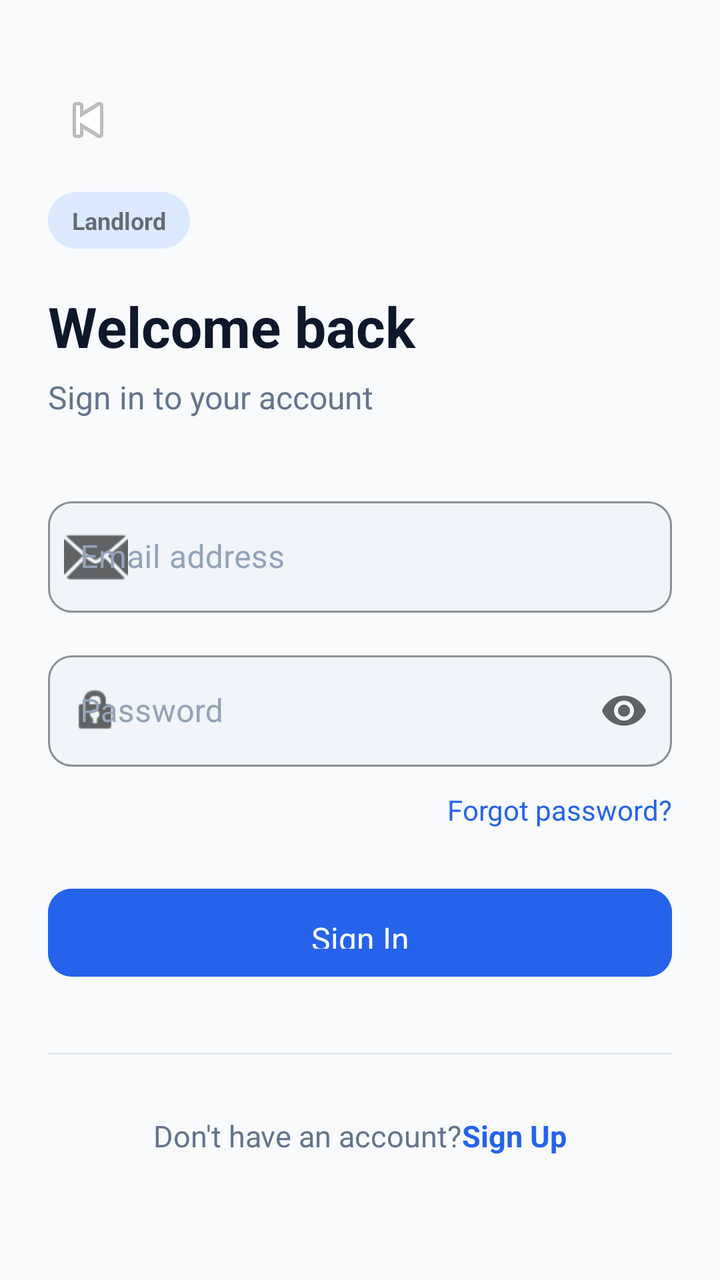
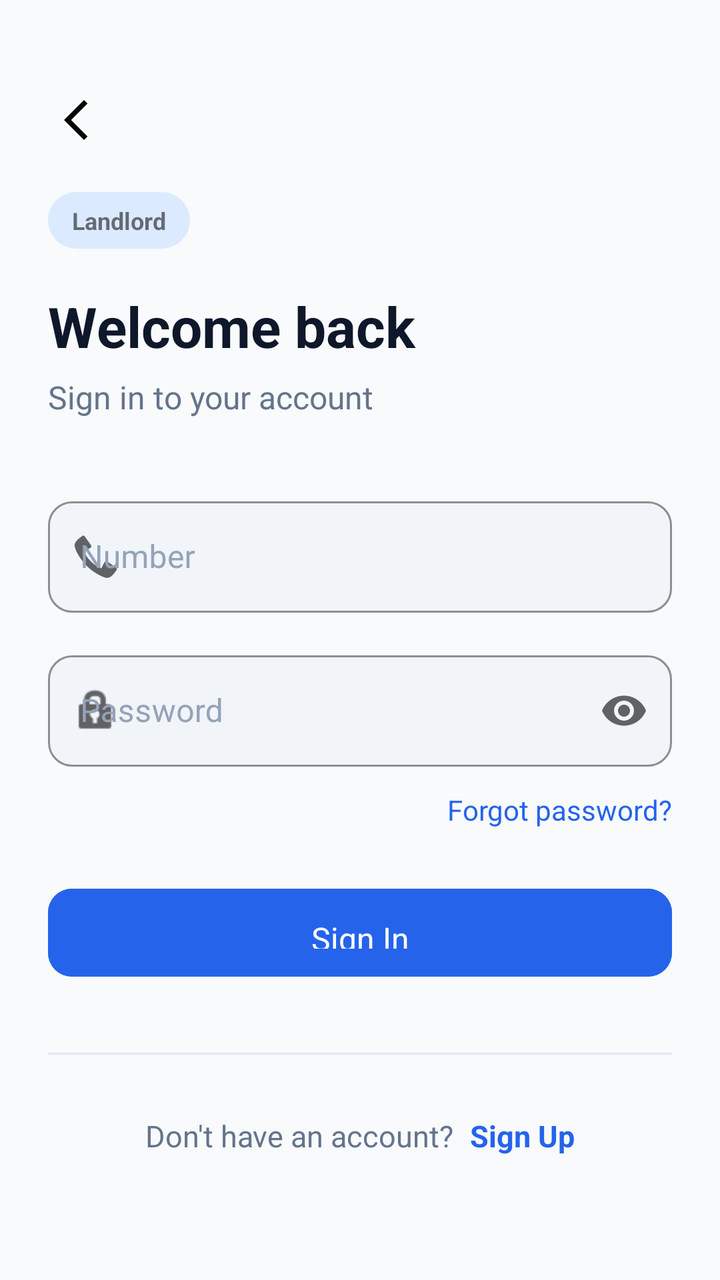

An Android layout rendered at two revisions. The XML below is the earlier revision; the diff shows what the commit changed to produce the second picture.
<!-- AndroidManifest.xml: application theme Theme.HomeSweetHome -->
<!-- res/layout/activity_login.xml -->
<?xml version="1.0" encoding="utf-8"?>
<ScrollView
    xmlns:android="http://schemas.android.com/apk/res/android"
    xmlns:app="http://schemas.android.com/apk/res-auto"
    android:layout_width="match_parent"
    android:layout_height="match_parent"
    android:background="@color/background"
    android:fillViewport="true">

    <androidx.constraintlayout.widget.ConstraintLayout
        android:layout_width="match_parent"
        android:layout_height="wrap_content"
        android:padding="24dp">

        
        <ImageButton
            android:id="@+id/btn_back"
            android:layout_width="40dp"
            android:layout_height="40dp"
            android:src="@android:drawable/ic_media_previous"
            android:background="?attr/selectableItemBackgroundBorderless"
            android:contentDescription="Back"
            app:layout_constraintStart_toStartOf="parent"
            app:layout_constraintTop_toTopOf="parent"
            android:layout_marginTop="16dp"/>

        
        <TextView
            android:id="@+id/tv_role_badge"
            android:layout_width="wrap_content"
            android:layout_height="wrap_content"
            android:text="Landlord"
            android:textSize="12sp"
            android:textStyle="bold"
            android:paddingHorizontal="12dp"
            android:paddingVertical="6dp"
            android:background="@drawable/bg_role_badge"
            android:layout_marginTop="16dp"
            app:layout_constraintStart_toStartOf="parent"
            app:layout_constraintTop_toBottomOf="@id/btn_back"/>

        
        <TextView
            android:id="@+id/tv_title"
            android:layout_width="0dp"
            android:layout_height="wrap_content"
            android:text="@string/login_title"
            android:textColor="@color/text_primary"
            android:textSize="28sp"
            android:textStyle="bold"
            android:layout_marginTop="20dp"
            app:layout_constraintEnd_toEndOf="parent"
            app:layout_constraintStart_toStartOf="parent"
            app:layout_constraintTop_toBottomOf="@id/tv_role_badge"/>

        <TextView
            android:id="@+id/tv_subtitle"
            android:layout_width="0dp"
            android:layout_height="wrap_content"
            android:text="@string/login_subtitle"
            android:textColor="@color/text_secondary"
            android:textSize="16sp"
            android:layout_marginTop="6dp"
            app:layout_constraintEnd_toEndOf="parent"
            app:layout_constraintStart_toStartOf="parent"
            app:layout_constraintTop_toBottomOf="@id/tv_title"/>

        
        <com.google.android.material.textfield.TextInputLayout
            android:id="@+id/til_email"
            style="@style/Widget.HomeSweetHome.TextInputLayout"
            android:layout_width="0dp"
            android:layout_height="wrap_content"
            android:hint="@string/email_hint"
            android:layout_marginTop="36dp"
            app:startIconDrawable="@android:drawable/ic_dialog_email"
            app:layout_constraintEnd_toEndOf="parent"
            app:layout_constraintStart_toStartOf="parent"
            app:layout_constraintTop_toBottomOf="@id/tv_subtitle">

            <com.google.android.material.textfield.TextInputEditText
                android:id="@+id/et_email"
                android:layout_width="match_parent"
                android:layout_height="wrap_content"
                android:inputType="textEmailAddress"
                android:imeOptions="actionNext"
                android:singleLine="true"/>
        </com.google.android.material.textfield.TextInputLayout>

        
        <com.google.android.material.textfield.TextInputLayout
            android:id="@+id/til_password"
            style="@style/Widget.HomeSweetHome.TextInputLayout"
            android:layout_width="0dp"
            android:layout_height="wrap_content"
            android:hint="@string/password_hint"
            android:layout_marginTop="16dp"
            app:startIconDrawable="@android:drawable/ic_lock_idle_lock"
            app:endIconMode="password_toggle"
            app:layout_constraintEnd_toEndOf="parent"
            app:layout_constraintStart_toStartOf="parent"
            app:layout_constraintTop_toBottomOf="@id/til_email">

            <com.google.android.material.textfield.TextInputEditText
                android:id="@+id/et_password"
                android:layout_width="match_parent"
                android:layout_height="wrap_content"
                android:inputType="textPassword"
                android:imeOptions="actionDone"
                android:singleLine="true"/>
        </com.google.android.material.textfield.TextInputLayout>

        
        <TextView
            android:id="@+id/tv_forgot"
            android:layout_width="wrap_content"
            android:layout_height="wrap_content"
            android:text="@string/forgot_password"
            android:textColor="@color/primary"
            android:textSize="14sp"
            android:layout_marginTop="12dp"
            android:clickable="true"
            android:focusable="true"
            app:layout_constraintEnd_toEndOf="parent"
            app:layout_constraintTop_toBottomOf="@id/til_password"/>

        
        <com.google.android.material.button.MaterialButton
            android:id="@+id/btn_login"
            style="@style/Widget.HomeSweetHome.Button.Primary"
            android:layout_width="0dp"
            android:layout_height="56dp"
            android:text="@string/btn_login"
            android:layout_marginTop="24dp"
            app:layout_constraintEnd_toEndOf="parent"
            app:layout_constraintStart_toStartOf="parent"
            app:layout_constraintTop_toBottomOf="@id/tv_forgot"/>

        
        <ProgressBar
            android:id="@+id/progress_bar"
            android:layout_width="wrap_content"
            android:layout_height="wrap_content"
            android:visibility="gone"
            app:layout_constraintEnd_toEndOf="parent"
            app:layout_constraintStart_toStartOf="parent"
            app:layout_constraintTop_toBottomOf="@id/btn_login"
            android:layout_marginTop="8dp"/>

        
        <View
            android:id="@+id/divider"
            android:layout_width="0dp"
            android:layout_height="1dp"
            android:background="@color/divider"
            android:layout_marginTop="32dp"
            app:layout_constraintEnd_toEndOf="parent"
            app:layout_constraintStart_toStartOf="parent"
            app:layout_constraintTop_toBottomOf="@id/progress_bar"/>

        
        <LinearLayout
            android:layout_width="wrap_content"
            android:layout_height="wrap_content"
            android:orientation="horizontal"
            android:layout_marginTop="24dp"
            android:layout_marginBottom="32dp"
            app:layout_constraintEnd_toEndOf="parent"
            app:layout_constraintStart_toStartOf="parent"
            app:layout_constraintTop_toBottomOf="@id/divider"
            app:layout_constraintBottom_toBottomOf="parent">

            <TextView
                android:layout_width="wrap_content"
                android:layout_height="wrap_content"
                android:text="@string/no_account"
                android:textColor="@color/text_secondary"
                android:textSize="15sp"/>

            <TextView
                android:id="@+id/tv_register"
                android:layout_width="wrap_content"
                android:layout_height="wrap_content"
                android:text="@string/sign_up"
                android:textColor="@color/primary"
                android:textSize="15sp"
                android:textStyle="bold"
                android:clickable="true"
                android:focusable="true"/>
        </LinearLayout>

    </androidx.constraintlayout.widget.ConstraintLayout>
</ScrollView>
<!-- resources referenced by this layout -->
<resources>
  <color name="background">#F8FAFC</color>
  <color name="divider">#E2E8F0</color>
  <color name="primary">#2563EB</color>
  <color name="text_primary">#0F172A</color>
  <color name="text_secondary">#64748B</color>
  <!-- drawable bg_role_badge (drawable) -->
  <?xml version="1.0" encoding="utf-8"?>
  <shape xmlns:android="http://schemas.android.com/apk/res/android"
      android:shape="rectangle">
      <solid android:color="@color/primary_light"/>
      <corners android:radius="20dp"/>
  </shape>
  <string name="btn_login">Sign In</string>
  <string name="email_hint">Email address</string>
  <string name="forgot_password">Forgot password?</string>
  <string name="login_subtitle">Sign in to your account</string>
  <string name="login_title">Welcome back</string>
  <string name="no_account">Don\'t have an account? </string>
  <string name="password_hint">Password</string>
  <string name="sign_up">Sign Up</string>
  <style name="Widget.HomeSweetHome.Button.Primary" parent="Widget.MaterialComponents.Button">
          <item name="android:backgroundTint">@color/primary</item>
          <item name="android:textColor">@color/white</item>
          <item name="android:textSize">16sp</item>
          <item name="android:textAllCaps">false</item>
          <item name="android:letterSpacing">0</item>
          <item name="cornerRadius">12dp</item>
          <item name="android:paddingTop">14dp</item>
          <item name="android:paddingBottom">14dp</item>
          <item name="android:elevation">0dp</item>
          <item name="android:stateListAnimator">@null</item>
      </style>
  <style name="Widget.HomeSweetHome.TextInputLayout" parent="Widget.MaterialComponents.TextInputLayout.OutlinedBox">
          <item name="boxBackgroundColor">@color/input_bg</item>
          <item name="boxStrokeColor">@color/divider</item>
          <item name="boxStrokeWidth">1dp</item>
          <item name="boxStrokeWidthFocused">2dp</item>
          <item name="boxCornerRadiusTopStart">12dp</item>
          <item name="boxCornerRadiusTopEnd">12dp</item>
          <item name="boxCornerRadiusBottomStart">12dp</item>
          <item name="boxCornerRadiusBottomEnd">12dp</item>
          <item name="hintTextColor">@color/text_secondary</item>
          <item name="android:textColorHint">@color/text_hint</item>
      </style>
  <style name="Theme.HomeSweetHome" parent="Theme.MaterialComponents.Light.NoActionBar">
          <item name="colorPrimary">@color/primary</item>
          <item name="colorPrimaryDark">@color/primary_dark</item>
          <item name="colorAccent">@color/accent</item>
          <item name="android:windowBackground">@color/background</item>
          <item name="android:statusBarColor">@color/background</item>
          <item name="android:windowLightStatusBar">true</item>
          <item name="android:fontFamily">sans-serif</item>
      </style>
  <color name="primary_light">#DBEAFE</color>
  <color name="white">#FFFFFF</color>
  <color name="input_bg">#F1F5F9</color>
  <color name="text_hint">#94A3B8</color>
  <color name="primary_dark">#1D4ED8</color>
  <color name="accent">#10B981</color>
</resources>

<!-- the commit's change to res/layout/activity_login.xml (unified diff, before → after) -->
@@ -17,7 +17,7 @@
             android:id="@+id/btn_back"
             android:layout_width="40dp"
             android:layout_height="40dp"
-            android:src="@android:drawable/ic_media_previous"
+            android:src="@drawable/arrow_back"
             android:background="?attr/selectableItemBackgroundBorderless"
             android:contentDescription="Back"
             app:layout_constraintStart_toStartOf="parent"
@@ -67,19 +67,19 @@
 
         
         <com.google.android.material.textfield.TextInputLayout
-            android:id="@+id/til_email"
+            android:id="@+id/til_number"
             style="@style/Widget.HomeSweetHome.TextInputLayout"
             android:layout_width="0dp"
             android:layout_height="wrap_content"
-            android:hint="@string/email_hint"
+            android:hint="@string/number_hint"
             android:layout_marginTop="36dp"
-            app:startIconDrawable="@android:drawable/ic_dialog_email"
+            app:startIconDrawable="@android:drawable/stat_sys_phone_call"
             app:layout_constraintEnd_toEndOf="parent"
             app:layout_constraintStart_toStartOf="parent"
             app:layout_constraintTop_toBottomOf="@id/tv_subtitle">
 
             <com.google.android.material.textfield.TextInputEditText
-                android:id="@+id/et_email"
+                android:id="@+id/et_Number"
                 android:layout_width="match_parent"
                 android:layout_height="wrap_content"
                 android:inputType="textEmailAddress"
@@ -99,7 +99,7 @@
             app:endIconMode="password_toggle"
             app:layout_constraintEnd_toEndOf="parent"
             app:layout_constraintStart_toStartOf="parent"
-            app:layout_constraintTop_toBottomOf="@id/til_email">
+            app:layout_constraintTop_toBottomOf="@id/til_number">
 
             <com.google.android.material.textfield.TextInputEditText
                 android:id="@+id/et_password"
@@ -181,6 +181,7 @@
                 android:id="@+id/tv_register"
                 android:layout_width="wrap_content"
                 android:layout_height="wrap_content"
+                android:layout_marginLeft="8dp"
                 android:text="@string/sign_up"
                 android:textColor="@color/primary"
                 android:textSize="15sp"
<!-- resource entries referenced after the edit -->
@@ -5,6 +5,16 @@
   <color name="primary">#2563EB</color>
   <color name="text_primary">#0F172A</color>
   <color name="text_secondary">#64748B</color>
+  <!-- drawable arrow_back (drawable) -->
+  <vector xmlns:android="http://schemas.android.com/apk/res/android"
+      android:width="24dp"
+      android:height="24dp"
+      android:viewportWidth="960"
+      android:viewportHeight="960">
+    <path
+        android:pathData="M400,880 L0,480l400,-400 71,71 -329,329 329,329 -71,71Z"
+        android:fillColor="#070707"/>
+  </vector>
   <!-- drawable bg_role_badge (drawable) -->
   <?xml version="1.0" encoding="utf-8"?>
   <shape xmlns:android="http://schemas.android.com/apk/res/android"
@@ -13,11 +23,11 @@
       <corners android:radius="20dp"/>
   </shape>
   <string name="btn_login">Sign In</string>
-  <string name="email_hint">Email address</string>
   <string name="forgot_password">Forgot password?</string>
   <string name="login_subtitle">Sign in to your account</string>
   <string name="login_title">Welcome back</string>
   <string name="no_account">Don\'t have an account? </string>
+  <string name="number_hint">Number</string>
   <string name="password_hint">Password</string>
   <string name="sign_up">Sign Up</string>
   <style name="Widget.HomeSweetHome.Button.Primary" parent="Widget.MaterialComponents.Button">
